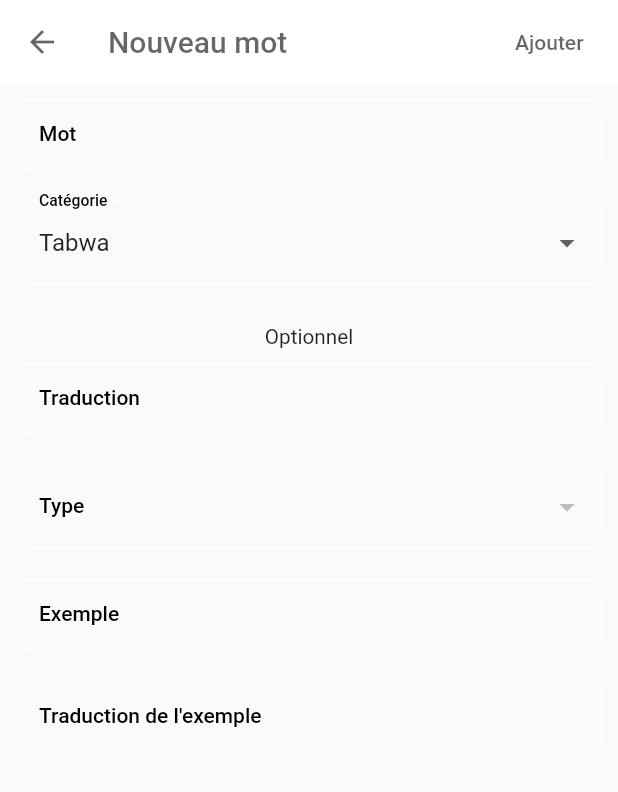
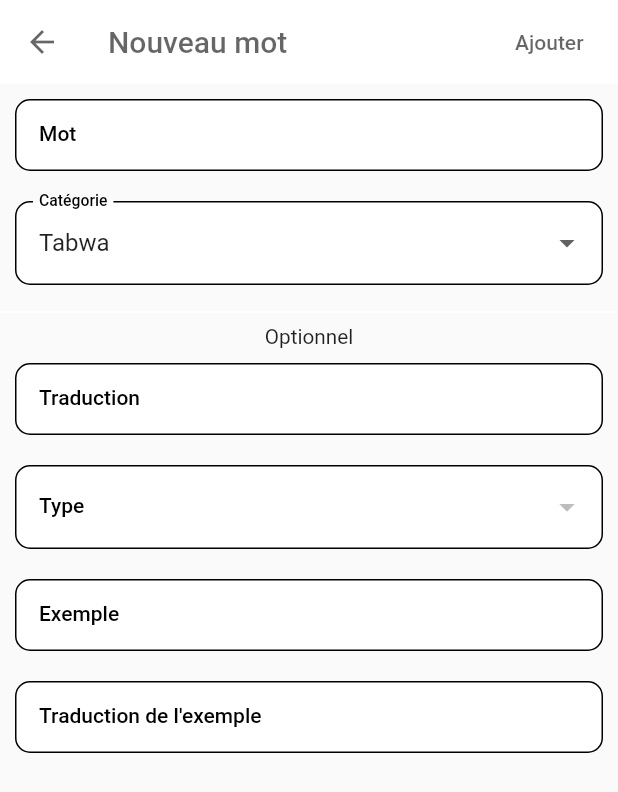
Before and after one commit to smirltech/tabwa-french, a Flutter app: the screen it shows once a user with an empty profile is signed in, after a tap on the "add" icon, on a phone screen of 412 x 824 dp. Shown: the top 792 px of the screen. Run offline on Flutter 3.47's test engine with Material 2 defaults, Android fonts, the phone set to English and light mode, and no system bars; our stand-ins replace badges, equatable, fluttericon, fluttertoast, get, get_storage and 3 more; missing offline and left inert: easy_table, flutter_sound_lite; accounts and stored records are empty; network calls fail; statements that could not run were skipped.

Commit message:
fix colors

```diff
--- a/lib/app/views/home/plateforms/desktop_screen.dart
+++ b/lib/app/views/home/plateforms/desktop_screen.dart
@@ -533,7 +533,7 @@
                                                                 .oswald(
                                                               color:
                                                                   ThemeSetting
-                                                                      .green,
+                                                                      .base,
                                                               fontSize:
                                                                   ThemeSetting
                                                                       .normal,
--- a/lib/app/views/home/plateforms/mobile/mobile_screen.dart
+++ b/lib/app/views/home/plateforms/mobile/mobile_screen.dart
@@ -114,7 +114,7 @@
         ),
         floatingActionButton: AuthController.of.isAuthenticated()
             ? FloatingActionButton(
-          backgroundColor: ThemeSetting.green,
+          backgroundColor: ThemeSetting.base,
           onPressed: () {
            // AuthController.of.initOnlineLogin();
             Get.toNamed(Routes.addWord);
--- a/lib/app/views/proverb/plateforms/desktop_screen.dart
+++ b/lib/app/views/proverb/plateforms/desktop_screen.dart
@@ -529,7 +529,7 @@
                                                                 .oswald(
                                                               color:
                                                                   ThemeSetting
-                                                                      .green,
+                                                                      .base,
                                                               fontSize:
                                                                   ThemeSetting
                                                                       .normal,
--- a/lib/app/views/words/show_word/show_word_screen.dart
+++ b/lib/app/views/words/show_word/show_word_screen.dart
@@ -312,7 +312,7 @@
                                                       tranz.example_translation,
                                                       style: GoogleFonts.oswald(
                                                         color:
-                                                            ThemeSetting.green,
+                                                            ThemeSetting.base,
                                                         fontSize:
                                                             ThemeSetting.normal,
                                                       ),
--- a/lib/system/helpers/helpers.dart
+++ b/lib/system/helpers/helpers.dart
@@ -131,6 +131,7 @@
   return InputDecoration(
     hintText: hintText,
     labelText: labelText,
+    filled: true,
     border: OutlineInputBorder(
       borderRadius: BorderRadius.circular(10),
      borderSide:  BorderSide(color: borderColor ?? Colors.transparent),
--- a/lib/system/themes/theme_dark.dart
+++ b/lib/system/themes/theme_dark.dart
@@ -1,10 +1,13 @@
 import 'package:flutter/material.dart';
 import 'package:flutter/services.dart';
+import 'package:tabwa_french/system/themes/theme_setting.dart';
 
 class ThemeDark {
   static ThemeData get theme => ThemeData.dark().copyWith(
     useMaterial3: true,
+    primaryColor: ThemeSetting.dark,
     appBarTheme: const AppBarTheme(
+      color: ThemeSetting.dark,
         systemOverlayStyle: SystemUiOverlayStyle(
           statusBarBrightness: Brightness.dark,
           statusBarColor: Colors.transparent,
--- a/lib/system/themes/theme_light.dart
+++ b/lib/system/themes/theme_light.dart
@@ -1,23 +1,22 @@
 import 'package:flutter/material.dart';
 import 'package:flutter/services.dart';
+import 'package:tabwa_french/system/themes/theme_setting.dart';
 
 class ThemeLight {
-  // static const MaterialColor _baseColor = Colors.blue;
-  static const Color _baseColor = Colors.white;
 
   static ThemeData get theme => ThemeData.light().copyWith(
     useMaterial3: true,
       //  appBarTheme: const AppBarTheme().copyWith(color: _baseColor),
     appBarTheme: const AppBarTheme(
-      color: _baseColor,
+      color: ThemeSetting.light,
         systemOverlayStyle: SystemUiOverlayStyle(
           statusBarBrightness: Brightness.dark,
           statusBarColor: Colors.transparent,
-          statusBarIconBrightness: Brightness.light,
+          statusBarIconBrightness: Brightness.dark,
         )
     ),
 
-        primaryColor: _baseColor,
+        primaryColor: ThemeSetting.light,
         // accentColor: _baseColor,
         // scaffoldBackgroundColor: _baseColor[50],
         // cardColor: _baseColor[50],
--- a/lib/system/themes/theme_setting.dart
+++ b/lib/system/themes/theme_setting.dart
@@ -10,7 +10,9 @@
 class ThemeSetting {
   /// Theme colors
   static const Color gray = Color(0xFFE0E0E0);
-  static const Color green = Colors.green;
+  static const Color dark = Colors.black12;
+  static const Color light = Colors.white;
+  static const Color base = Colors.blue;
 
   /// Theme sizes
   static final double veryTiny = getTextSize(8.0);
--- a/pubspec.yaml
+++ b/pubspec.yaml
@@ -3,7 +3,7 @@
 
 publish_to: 'none'
 
-version: 1.0.17+17
+version: 1.0.19+19
 
 environment:
   sdk: ">=2.19.2 <3.0.0"
```
